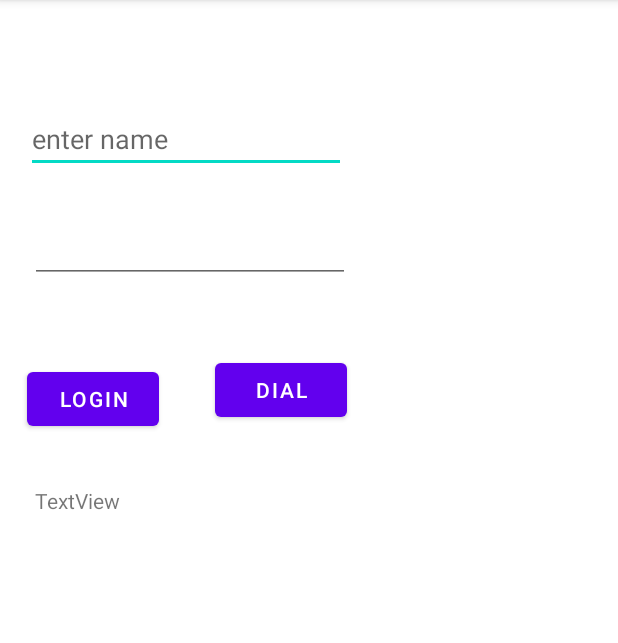
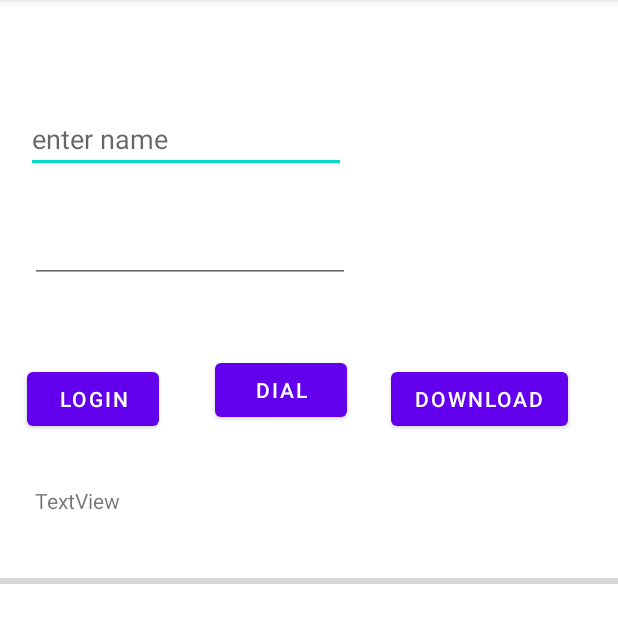
Before and after one commit to abdultanveer/b3First, an Android app: the screen it shows after launch (MainActivity), on a phone screen of 412 x 824 dp, the part 84-727 px from its top. Run offline under Robolectric (Android 15) with nearby library versions, the phone set to English and light mode, and no system bars.

```diff
--- a/app/src/main/java/com/example/b3first/MainActivity.kt
+++ b/app/src/main/java/com/example/b3first/MainActivity.kt
@@ -6,6 +6,7 @@ import android.os.Bundle
 import android.util.Log
 import android.view.View
 import android.widget.EditText
+import android.widget.ProgressBar
 import android.widget.TextView
 import android.widget.Toast
 import androidx.appcompat.app.AppCompatActivity
@@ -16,6 +17,7 @@ class MainActivity : AppCompatActivity() {
     lateinit var etName: EditText //declaration
     lateinit var conTextView: TextView
     var TAG = MainActivity::class.java.simpleName
+    lateinit var progressBar: ProgressBar
 
     /**
      * memory is allocated for the activity
@@ -25,35 +27,11 @@ class MainActivity : AppCompatActivity() {
         setContentView(R.layout.activity_main)
         etName = findViewById(R.id.etName) // instantiation
         conTextView = findViewById(R.id.tvContact)
+        progressBar = findViewById(R.id.progressBar)
         Log.i(TAG,"onCreate")
     }
 
-    override fun onStart() {
-        super.onStart()
-        Log.i(TAG,"onstart")
-    }
 
-    override fun onResume() {
-        super.onResume()
-        Log.v(TAG,"onResume--restore the state")
-
-    }
-
-    override fun onPause() {
-        super.onPause()
-        Log.w(TAG,"onPause-- save state app")
-    }
-
-    override fun onStop() {
-        super.onStop()
-        Log.d(TAG,"onStop")
-    }
-
-    override fun onDestroy() {
-        super.onDestroy()
-        Log.e(TAG,"onDestroy-- release the resources")
-
-    }
 
 
 
@@ -62,7 +40,13 @@ class MainActivity : AppCompatActivity() {
         when(viewClicked.id){
             R.id.btnHome ->{         startHomeActivity()            }
             R.id.btnDial -> { startDial()}
+            R.id.btnDownload -> {downloadImage()}
         }
+    }
+
+    private fun downloadImage() {
+        var downloadTask = DownloadTask(progressBar)
+        downloadTask.execute("https://someimage.com")
     }
 
     private fun startDial() {
--- a/app/src/main/res/layout/activity_main.xml
+++ b/app/src/main/res/layout/activity_main.xml
@@ -60,4 +60,25 @@
         android:text="TextView"
         app:layout_constraintStart_toStartOf="parent"
         app:layout_constraintTop_toBottomOf="@+id/btnHome" />
+
+    <ProgressBar
+        android:id="@+id/progressBar"
+        style="?android:attr/progressBarStyleHorizontal"
+        android:layout_width="0dp"
+        android:layout_height="wrap_content"
+        android:layout_marginTop="36dp"
+        app:layout_constraintEnd_toEndOf="parent"
+        app:layout_constraintStart_toStartOf="parent"
+        app:layout_constraintTop_toBottomOf="@+id/tvContact" />
+
+    <Button
+        android:id="@+id/btnDownload"
+        android:layout_width="wrap_content"
+        android:layout_height="wrap_content"
+        android:layout_marginTop="6dp"
+        android:layout_marginEnd="33dp"
+        android:text="download"
+        android:onClick="clickHandler"
+        app:layout_constraintEnd_toEndOf="parent"
+        app:layout_constraintTop_toTopOf="@+id/btnDial" />
 </androidx.constraintlayout.widget.ConstraintLayout>
```
Also changed, not shown: app/src/main/java/com/example/b3first/DownloadTask.java (added, +22 -0 lines).
